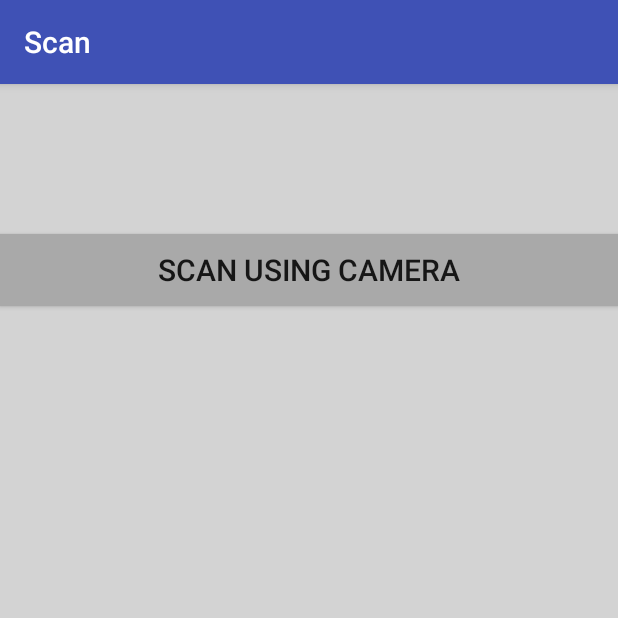
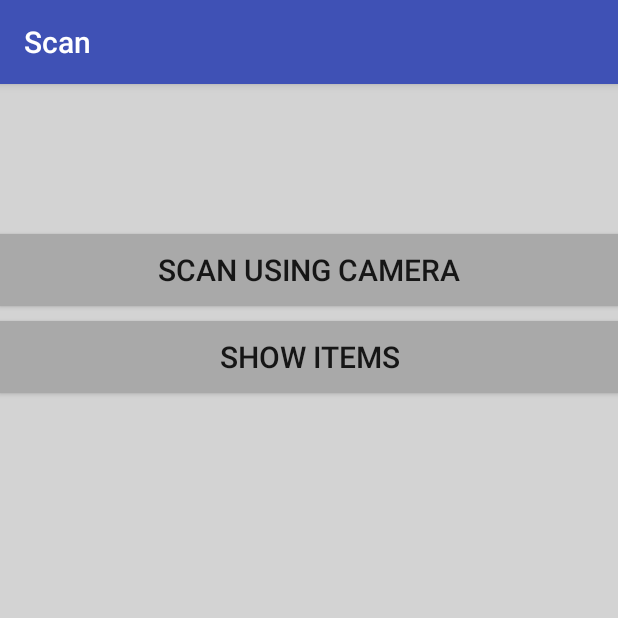
Before and after one commit to ahmadkhedr/Scan, an Android app: the screen it shows after launch (MainActivity), on a phone screen of 412 x 824 dp, the top half of it. Run offline under Robolectric (Android 15) with nearby library versions, the phone set to English and light mode, and no system bars.

Commit message:
Create Data base and put values on save button,create Button in the main activity to show the items in the data base

```diff
--- a/app/src/main/java/kedr/emam/ahmad/scan/MainActivity.java
+++ b/app/src/main/java/kedr/emam/ahmad/scan/MainActivity.java
@@ -17,4 +17,8 @@ public class MainActivity extends AppCompatActivity {
         Intent a = new Intent(this,Camera.class);
         startActivity(a);
     }
+
+    public void show(View view) {
+        //use to show the user the items in the data base
+    }
 }
--- a/app/src/main/res/layout/activity_main.xml
+++ b/app/src/main/res/layout/activity_main.xml
@@ -1,13 +1,15 @@
 <?xml version="1.0" encoding="utf-8"?>
-<LinearLayout xmlns:android="http://schemas.android.com/apk/res/android"
+<RelativeLayout xmlns:android="http://schemas.android.com/apk/res/android"
     xmlns:app="http://schemas.android.com/apk/res-auto"
     xmlns:tools="http://schemas.android.com/tools"
     android:background="@color/gray"
     android:layout_width="match_parent"
     android:layout_height="match_parent"
-    tools:context="kedr.emam.ahmad.scan.MainActivity">
+    tools:context="kedr.emam.ahmad.scan.MainActivity"
+    android:orientation="vertical">
 
     <Button
+
         android:text="@string/scan_using_camera"
         android:textSize="20sp"
         android:layout_marginTop="100dp"
@@ -17,5 +19,16 @@
         android:layout_height="wrap_content"
         android:background="@color/dark_gray"
         />
+    <Button
+        android:layout_marginTop="10dp"
+        android:text="@string/show_items"
+        android:textSize="20sp"
+        android:layout_below="@id/scan"
+        android:id="@+id/show"
+        android:onClick="show"
+        android:layout_width="match_parent"
+        android:layout_height="wrap_content"
+        android:background="@color/dark_gray"
+        />
 
-</LinearLayout>
+</RelativeLayout>
--- a/app/src/main/res/layout/activity_view_code.xml
+++ b/app/src/main/res/layout/activity_view_code.xml
@@ -48,7 +48,7 @@
         android:layout_width="150dp"
         android:layout_height="30dp"
         android:layout_below="@id/name"
-        android:text="Quantity: "
+        android:text="@string/quantity"
         android:textSize="18sp" />
 
     <EditText
@@ -83,6 +83,6 @@
         android:layout_width="wrap_content"
         android:layout_height="wrap_content"
 
-        />
+        android:layout_marginStart="180dp"/>
 
 </RelativeLayout>
--- a/app/src/main/res/values/strings.xml
+++ b/app/src/main/res/values/strings.xml
@@ -8,4 +8,6 @@
     <string name="product_name">Product Name: </string>
     <string name="save">Save</string>
     <string name="cancel">Cancel</string>
+    <string name="show_items">Show Items</string>
+    <string name="quantity">Quantity:</string>
 </resources>
```
Also changed, not shown: app/src/main/java/kedr/emam/ahmad/scan/MyHelper.java (added, +26 -0 lines), app/src/main/java/kedr/emam/ahmad/scan/ViewCode.java (+15 -1 lines).
